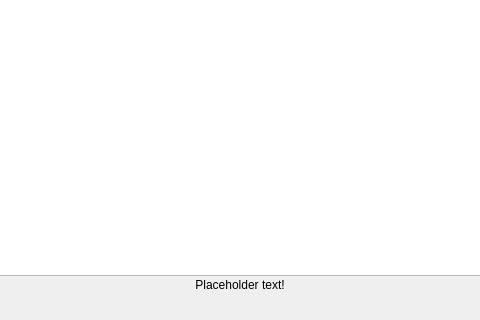
First picture: the form in main/ver1_3/ui/reportUI.ui, repository AKlivtsov/businessThing, before the edit; both pictures show x 250 to 730 and y 175 to 495 of the 1013 by 495 pixel window.
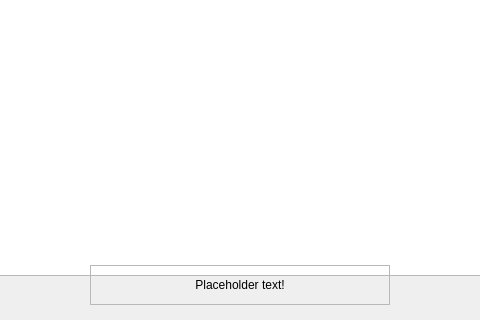
Second picture: the form after the edit.

The edit to the form file:
```diff
--- a/main/ver1_3/ui/reportUI.ui
+++ b/main/ver1_3/ui/reportUI.ui
@@ -72,7 +72,7 @@
      <string>экспорт</string>
     </property>
    </widget>
-   <widget class="QLabel" name="lbl_msg">
+   <widget class="QFrame" name="f_msg">
     <property name="geometry">
      <rect>
       <x>340</x>
@@ -81,12 +81,28 @@
       <height>40</height>
      </rect>
     </property>
+    <property name="frameShape">
+     <enum>QFrame::StyledPanel</enum>
+    </property>
+    <property name="frameShadow">
+     <enum>QFrame::Raised</enum>
+    </property>
+    <widget class="QLabel" name="lbl_msg">
+     <property name="geometry">
+      <rect>
+       <x>0</x>
+       <y>0</y>
+       <width>300</width>
+       <height>40</height>
+      </rect>
+     </property>
     <property name="text">
      <string>Placeholder text!</string>
     </property>
     <property name="alignment">
      <set>Qt::AlignCenter</set>
     </property>
+    </widget>
    </widget>
   </widget>
  </widget>
```
Lines whose indentation alone changed are shown as unchanged.
